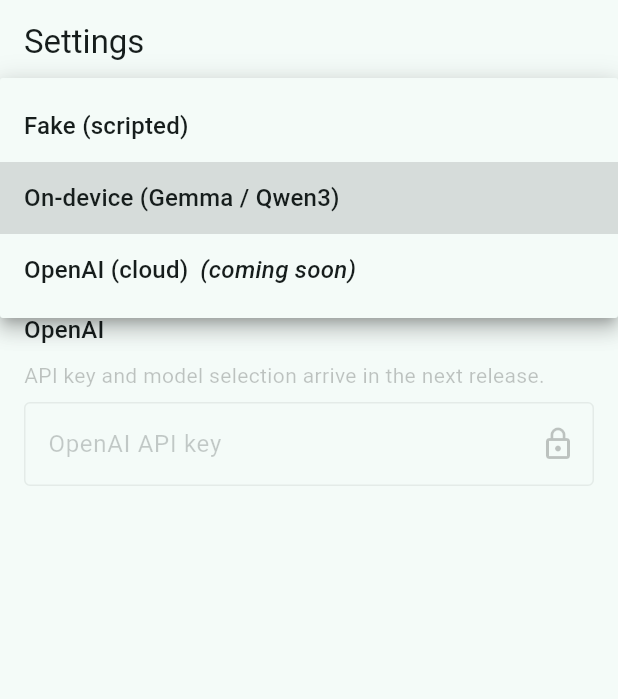
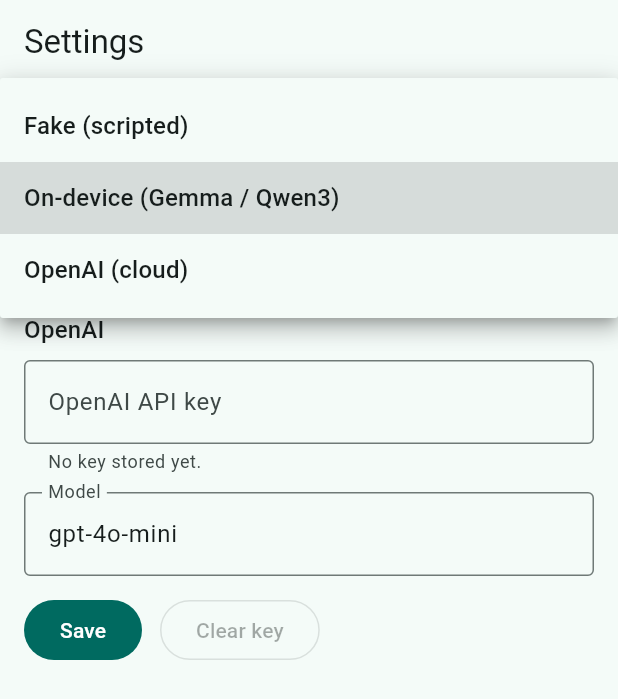
Before and after one commit to Pitrified/flutter-setup-project, a Flutter app: the SettingsScreen screen opened by its route, after a tap on "On-device (Gemma / Qwen3)", on a phone screen of 412 x 824 dp. Shown: the top 699 px of the screen. Run offline on Flutter 3.47's test engine with Material 3 defaults, Android fonts, the phone set to English and light mode, and no system bars; our stand-ins replace flutter_riverpod, flutter_secure_storage, freezed_annotation, go_router, hive, hive_flutter and 1 more; missing offline and left inert: flutter_gemma, openai_dart; accounts and stored records are empty; generated files the repository leaves out were written again.

Commit message:
feat(inference): OpenAI engine via openai_dart with json_schema strict mode
- OpenAiInferenceEngine: reads key + model on each generate() so settings
  changes apply immediately without rebuilding the engine. Caches the
  OpenAIClient by api key value.
- ResponseFormat.jsonSchema(strict: true) using TutorResponse schema.
- Exception mapping: 401 -> 'key missing or rejected', 429 -> rate limit,
  timeouts / network errors -> friendly messages.
- EngineRegistry: factory signature widened to (kind, deps) with
  ApiKeyStore + AppSettingsRepository injection.
- Settings: live OpenAI section (obscured key field, model field, save /
  clear). OpenaiModelNotifier persists without invalidating engine
  providers (Settings invalidation discipline).
- Tests: MockClient-backed coverage for missing key, happy path, 401,
  429, and empty content paths.

```diff
--- a/lib/providers/inference_provider.dart
+++ b/lib/providers/inference_provider.dart
@@ -20,7 +20,11 @@
 /// still override this provider directly to inject a fixed factory.
 final engineFactoryProvider = Provider<EngineFactory>((ref) {
   final kind = ref.watch(selectedEngineKindProvider);
-  return engineFactoryFor(kind);
+  final deps = EngineRegistryDeps(
+    apiKeyStore: ref.watch(apiKeyStoreProvider),
+    settings: ref.watch(appSettingsRepositoryProvider),
+  );
+  return engineFactoryFor(kind, deps);
 });
 
 /// Notifier that holds the active inference engine instance.
--- a/lib/providers/settings_provider.dart
+++ b/lib/providers/settings_provider.dart
@@ -54,3 +54,33 @@
     NotifierProvider<SelectedEngineKindNotifier, EngineKind>(
       SelectedEngineKindNotifier.new,
     );
+
+/// Reactive holder for the selected OpenAI model id.
+///
+/// Persists to the same Hive box used by [SelectedEngineKindNotifier], but
+/// **does not invalidate** the engine providers: the active
+/// `OpenAiInferenceEngine` reads the model on every `generate()` call, so the
+/// new value applies to the next message without rebuilding anything.
+///
+/// Future non-engine settings (CEFR level, persona, theme) should follow this
+/// same pattern: dedicated notifier, write-through to the repository, no
+/// cross-invalidation of engine providers.
+class OpenaiModelNotifier extends Notifier<String> {
+  @override
+  String build() {
+    return ref.read(appSettingsRepositoryProvider).openaiModel();
+  }
+
+  /// Persist [model] and update the cached value.
+  Future<void> setModel(String model) async {
+    final trimmed = model.trim();
+    if (trimmed.isEmpty || trimmed == state) return;
+    await ref.read(appSettingsRepositoryProvider).setOpenaiModel(trimmed);
+    state = trimmed;
+  }
+}
+
+/// Provider for the OpenAI model id (e.g. `gpt-4o-mini`).
+final openaiModelProvider = NotifierProvider<OpenaiModelNotifier, String>(
+  OpenaiModelNotifier.new,
+);
--- a/lib/screens/settings/settings_screen.dart
+++ b/lib/screens/settings/settings_screen.dart
@@ -6,9 +6,8 @@
 
 /// Settings screen.
 ///
-/// Engine selector is live. The OpenAI section is a greyed-out placeholder
-/// until plan 03.2 lands - the dropdown shows the OpenAI option but does
-/// not let the user pick it.
+/// Lets the user pick the active inference engine and (for OpenAI) supply an
+/// API key and model id.
 class SettingsScreen extends ConsumerWidget {
   const SettingsScreen({super.key});
 
@@ -35,7 +34,7 @@
             style: Theme.of(context).textTheme.titleMedium,
           ),
           const SizedBox(height: 8),
-          const _OpenAiPlaceholder(),
+          const _OpenAiSection(),
         ],
       ),
     );
@@ -73,55 +72,118 @@
     return DropdownMenuItem<EngineKind>(
       value: kind,
       enabled: kind.isImplemented,
-      child: Row(
-        children: [
-          Text(kind.displayName),
-          if (!kind.isImplemented) ...[
-            const SizedBox(width: 8),
-            const Tooltip(
-              message: 'Coming soon',
-              child: Text(
-                '(coming soon)',
-                style: TextStyle(fontStyle: FontStyle.italic),
-              ),
-            ),
-          ],
-        ],
-      ),
+      child: Text(kind.displayName),
     );
   }
 }
 
-class _OpenAiPlaceholder extends StatelessWidget {
-  const _OpenAiPlaceholder();
+class _OpenAiSection extends ConsumerStatefulWidget {
+  const _OpenAiSection();
+
+  @override
+  ConsumerState<_OpenAiSection> createState() => _OpenAiSectionState();
+}
+
+class _OpenAiSectionState extends ConsumerState<_OpenAiSection> {
+  final _keyController = TextEditingController();
+  final _modelController = TextEditingController();
+  bool _hasStoredKey = false;
+  bool _loaded = false;
+
+  @override
+  void initState() {
+    super.initState();
+    _modelController.text = ref.read(openaiModelProvider);
+    _refreshKeyStatus();
+  }
+
+  Future<void> _refreshKeyStatus() async {
+    final store = ref.read(apiKeyStoreProvider);
+    final has = await store.hasKey();
+    if (!mounted) return;
+    setState(() {
+      _hasStoredKey = has;
+      _loaded = true;
+    });
+  }
+
+  @override
+  void dispose() {
+    _keyController.dispose();
+    _modelController.dispose();
+    super.dispose();
+  }
+
+  Future<void> _save() async {
+    final messenger = ScaffoldMessenger.of(context);
+    final store = ref.read(apiKeyStoreProvider);
+    final keyInput = _keyController.text.trim();
+    if (keyInput.isNotEmpty) {
+      await store.write(keyInput);
+      _keyController.clear();
+    }
+    await ref.read(openaiModelProvider.notifier).setModel(_modelController.text);
+    await _refreshKeyStatus();
+    messenger.showSnackBar(
+      const SnackBar(content: Text('OpenAI settings saved.')),
+    );
+  }
+
+  Future<void> _clearKey() async {
+    final messenger = ScaffoldMessenger.of(context);
+    await ref.read(apiKeyStoreProvider).clear();
+    _keyController.clear();
+    await _refreshKeyStatus();
+    messenger.showSnackBar(
+      const SnackBar(content: Text('OpenAI key cleared.')),
+    );
+  }
 
   @override
   Widget build(BuildContext context) {
-    final disabledColor = Theme.of(context).disabledColor;
-    return Opacity(
-      opacity: 0.6,
-      child: Column(
+    return Column(
       crossAxisAlignment: CrossAxisAlignment.start,
       children: [
-          Text(
-            'API key and model selection arrive in the next release.',
-            style: TextStyle(color: disabledColor),
-          ),
-          const SizedBox(height: 8),
         TextField(
-            enabled: false,
+          controller: _keyController,
+          obscureText: true,
+          autocorrect: false,
+          enableSuggestions: false,
           decoration: InputDecoration(
             border: const OutlineInputBorder(),
             labelText: 'OpenAI API key',
-              hintText: 'Coming soon',
-              suffixIcon: Tooltip(
-                message: 'Coming soon',
-                child: Icon(Icons.lock_outline, color: disabledColor),
+            hintText: _loaded && _hasStoredKey
+                ? 'Key stored. Enter to replace.'
+                : 'sk-...',
+            helperText: _loaded && _hasStoredKey
+                ? 'A key is currently stored.'
+                : 'No key stored yet.',
           ),
         ),
+        const SizedBox(height: 12),
+        TextField(
+          controller: _modelController,
+          decoration: const InputDecoration(
+            border: OutlineInputBorder(),
+            labelText: 'Model',
+            hintText: 'gpt-4o-mini',
+          ),
+        ),
+        const SizedBox(height: 12),
+        Row(
+          children: [
+            FilledButton(
+              onPressed: _save,
+              child: const Text('Save'),
+            ),
+            const SizedBox(width: 12),
+            OutlinedButton(
+              onPressed: _hasStoredKey ? _clearKey : null,
+              child: const Text('Clear key'),
             ),
           ],
         ),
+      ],
     );
   }
 }
--- a/lib/services/inference/engine_kind.dart
+++ b/lib/services/inference/engine_kind.dart
@@ -31,15 +31,13 @@
 
   /// Whether a factory is registered for this kind in the engine registry.
   ///
-  /// Returns `false` for kinds that are reserved but not yet wired up.
-  /// 03.2 flips [openai] to `true` once `OpenAiInferenceEngine` lands.
+  /// Returns `false` only for kinds that are reserved but not yet wired up.
   bool get isImplemented {
     switch (this) {
       case EngineKind.fake:
       case EngineKind.gemma:
+      case EngineKind.openai:
         return true;
-      case EngineKind.openai:
-        return false;
     }
   }
 }
--- a/pubspec.yaml
+++ b/pubspec.yaml
@@ -18,6 +18,7 @@
   hive_flutter:
   json_annotation:
   logger:
+  openai_dart:
   path_provider:
   riverpod_annotation:
 
@@ -28,6 +29,7 @@
   flutter_test:
     sdk: flutter
   freezed:
+  http:
   json_serializable:
   mockito:
   riverpod_generator:
```
Also changed, not shown: lib/services/inference/engine_registry.dart (+21 -6 lines), lib/services/inference/openai_inference_engine.dart (added, +159 -0 lines), lib/services/inference/tutor_response_schema.dart (added, +46 -0 lines), pubspec.lock, 3 other files. Lines whose indentation alone changed are shown as unchanged.
